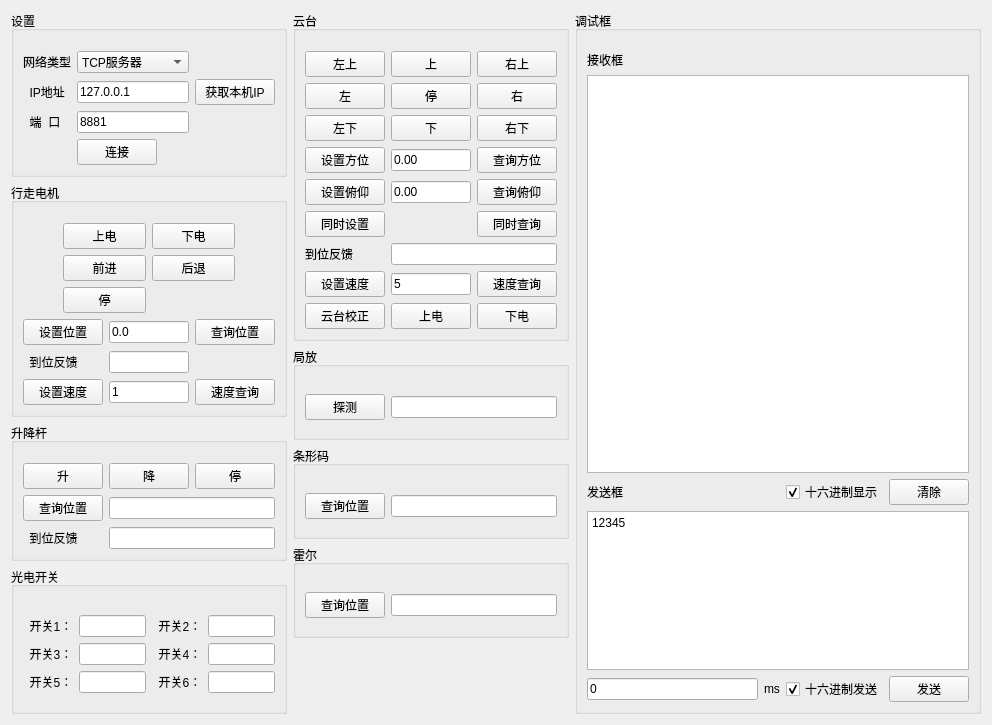
This is src/ui/ORIR_Debug_LogAnalysis_Page.ui in zhangfengqilk/ORIR_Debug_Client as Qt 5 draws it before an edit. The edited form follows.
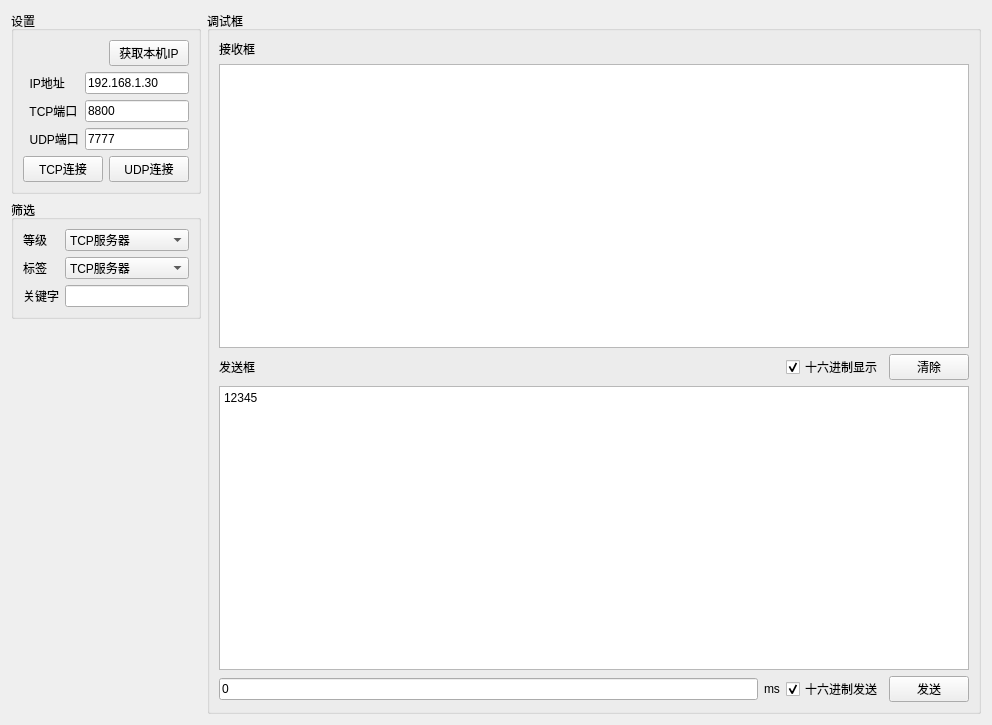
This is the edited form.

Commit message: 增加日志接收

```diff
--- a/src/ui/ORIR_Debug_LogAnalysis_Page.ui
+++ b/src/ui/ORIR_Debug_LogAnalysis_Page.ui
@@ -13,90 +13,94 @@
   <property name="windowTitle">
    <string>Form</string>
   </property>
-  <layout class="QGridLayout" name="gridLayout_23">
+  <layout class="QGridLayout" name="gridLayout_3" columnstretch="1,10">
    <item row="0" column="0">
-    <layout class="QGridLayout" name="gridLayout_22" columnstretch="1,1,20">
-     <item row="0" column="0">
+    <layout class="QVBoxLayout" name="verticalLayout">
+     <item>
       <widget class="QGroupBox" name="groupBox">
        <property name="title">
         <string>设置</string>
        </property>
        <layout class="QGridLayout" name="gridLayout_2">
-        <property name="topMargin">
-         <number>20</number>
-        </property>
         <item row="0" column="0">
+         <spacer name="horizontalSpacer">
+          <property name="orientation">
+           <enum>Qt::Horizontal</enum>
+          </property>
+          <property name="sizeHint" stdset="0">
+           <size>
+            <width>74</width>
+            <height>20</height>
+           </size>
+          </property>
+         </spacer>
+        </item>
+        <item row="0" column="1">
+         <widget class="QPushButton" name="get_local_ip_btn">
+          <property name="text">
+           <string>获取本机IP</string>
+          </property>
+         </widget>
+        </item>
+        <item row="1" column="0" colspan="2">
          <layout class="QGridLayout" name="gridLayout">
-          <item row="0" column="1" colspan="2">
-           <widget class="QComboBox" name="net_type_cbb">
-            <item>
-             <property name="text">
-              <string>TCP服务器</string>
-             </property>
-            </item>
-            <item>
-             <property name="text">
-              <string>TCP客户端</string>
-             </property>
-            </item>
-            <item>
-             <property name="text">
-              <string>UDP服务器</string>
-             </property>
-            </item>
-            <item>
-             <property name="text">
-              <string>UDP客户端</string>
-             </property>
-            </item>
-           </widget>
-          </item>
-          <item row="2" column="1" colspan="2">
-           <widget class="QLineEdit" name="port_le">
-            <property name="text">
-             <string>8881</string>
-            </property>
-           </widget>
-          </item>
-          <item row="1" column="1" colspan="2">
+          <item row="0" column="1">
            <widget class="QLineEdit" name="ip_addr_le">
             <property name="text">
-             <string>127.0.0.1</string>
+             <string>192.168.1.30</string>
             </property>
            </widget>
           </item>
           <item row="2" column="0">
-           <widget class="QLabel" name="label_5">
+           <widget class="QLabel" name="label_6">
             <property name="text">
-             <string>  端  口</string>
+             <string>  UDP端口</string>
             </property>
            </widget>
           </item>
-          <item row="3" column="1">
-           <widget class="QPushButton" name="net_connect_btn">
+          <item row="1" column="1">
+           <widget class="QLineEdit" name="tcp_port_le">
             <property name="text">
-             <string>连接</string>
+             <string>8800</string>
             </property>
            </widget>
           </item>
-          <item row="1" column="0">
+          <item row="0" column="0">
            <widget class="QLabel" name="label_4">
             <property name="text">
              <string>  IP地址</string>
             </property>
            </widget>
           </item>
-          <item row="0" column="0">
-           <widget class="QLabel" name="label_10">
+          <item row="1" column="0">
+           <widget class="QLabel" name="label_5">
             <property name="text">
-             <string>网络类型</string>
+             <string>  TCP端口</string>
             </property>
            </widget>
           </item>
-          <item row="1" column="3">
-           <widget class="QPushButton" name="get_local_ip_btn">
+          <item row="2" column="1">
+           <widget class="QLineEdit" name="udp_port_le">
             <property name="text">
-             <string>获取本机IP</string>
+             <string>7777</string>
+            </property>
+           </widget>
+          </item>
+         </layout>
+        </item>
+        <item row="2" column="0" colspan="2">
+         <layout class="QHBoxLayout" name="horizontalLayout_2">
+          <item>
+           <widget class="QPushButton" name="tcp_connect_btn">
+            <property name="text">
+             <string>TCP连接</string>
+            </property>
+           </widget>
+          </item>
+          <item>
+           <widget class="QPushButton" name="udp_connect_btn">
+            <property name="text">
+             <string>UDP连接</string>
             </property>
            </widget>
           </item>
@@ -105,651 +109,190 @@
        </layout>
       </widget>
      </item>
-     <item row="0" column="1" rowspan="2">
-      <widget class="QGroupBox" name="groupBox_2">
+     <item>
+      <widget class="QGroupBox" name="groupBox_3">
        <property name="title">
-        <string>云台</string>
+        <string>筛选</string>
        </property>
-       <layout class="QGridLayout" name="gridLayout_6">
-        <property name="topMargin">
-         <number>20</number>
-        </property>
+       <layout class="QGridLayout" name="gridLayout_5">
         <item row="0" column="0">
-         <layout class="QGridLayout" name="gridLayout_3">
-          <item row="1" column="2">
-           <widget class="QPushButton" name="ptz_stop_btn">
-            <property name="text">
-             <string>停</string>
-            </property>
-           </widget>
-          </item>
-          <item row="0" column="3">
-           <widget class="QPushButton" name="ptz_rightup_btn">
-            <property name="text">
-             <string>右上</string>
-            </property>
-           </widget>
-          </item>
-          <item row="2" column="3">
-           <widget class="QPushButton" name="ptz_rightdown_btn">
-            <property name="text">
-             <string>右下</string>
-            </property>
-           </widget>
-          </item>
-          <item row="1" column="3">
-           <widget class="QPushButton" name="ptz_right_btn">
-            <property name="text">
-             <string>右</string>
-            </property>
-           </widget>
-          </item>
-          <item row="2" column="1">
-           <widget class="QPushButton" name="ptz_leftdown_btn">
-            <property name="text">
-             <string>左下</string>
-            </property>
-           </widget>
-          </item>
-          <item row="0" column="2">
-           <widget class="QPushButton" name="ptz_up_btn">
-            <property name="text">
-             <string>上</string>
-            </property>
-           </widget>
-          </item>
-          <item row="0" column="1">
-           <widget class="QPushButton" name="ptz_leftup_btn">
-            <property name="text">
-             <string>左上</string>
-            </property>
-           </widget>
-          </item>
-          <item row="2" column="2">
-           <widget class="QPushButton" name="ptz_down_btn">
-            <property name="text">
-             <string>下</string>
-            </property>
-           </widget>
-          </item>
-          <item row="1" column="1">
-           <widget class="QPushButton" name="ptz_left_btn">
-            <property name="text">
-             <string>左</string>
-            </property>
-           </widget>
-          </item>
-         </layout>
-        </item>
-        <item row="2" column="0">
          <layout class="QGridLayout" name="gridLayout_4">
+          <item row="0" column="0">
+           <widget class="QLabel" name="label">
+            <property name="text">
+             <string>等级</string>
+            </property>
+           </widget>
+          </item>
+          <item row="0" column="1">
+           <widget class="QComboBox" name="net_type_cbb_2">
+            <item>
+             <property name="text">
+              <string>TCP服务器</string>
+             </property>
+            </item>
+            <item>
+             <property name="text">
+              <string>TCP客户端</string>
+             </property>
+            </item>
+            <item>
+             <property name="text">
+              <string>UDP服务器</string>
+             </property>
+            </item>
+            <item>
+             <property name="text">
+              <string>UDP客户端</string>
+             </property>
+            </item>
+           </widget>
+          </item>
+          <item row="1" column="0">
+           <widget class="QLabel" name="label_16">
+            <property name="text">
+             <string>标签</string>
+            </property>
+           </widget>
+          </item>
           <item row="1" column="1">
-           <widget class="QLineEdit" name="ptz_velocity_le">
-            <property name="text">
-             <string>5</string>
-            </property>
-           </widget>
-          </item>
-          <item row="1" column="0">
-           <widget class="QPushButton" name="ptz_set_velocity_btn">
-            <property name="text">
-             <string>设置速度</string>
-            </property>
-           </widget>
-          </item>
-          <item row="1" column="2">
-           <widget class="QPushButton" name="ptz_query_velocity_btn">
-            <property name="text">
-             <string>速度查询</string>
-            </property>
+           <widget class="QComboBox" name="net_type_cbb_3">
+            <item>
+             <property name="text">
+              <string>TCP服务器</string>
+             </property>
+            </item>
+            <item>
+             <property name="text">
+              <string>TCP客户端</string>
+             </property>
+            </item>
+            <item>
+             <property name="text">
+              <string>UDP服务器</string>
+             </property>
+            </item>
+            <item>
+             <property name="text">
+              <string>UDP客户端</string>
+             </property>
+            </item>
            </widget>
           </item>
           <item row="2" column="0">
-           <widget class="QPushButton" name="ptz_set_zero_position_btn">
+           <widget class="QLabel" name="label_17">
             <property name="text">
-             <string>云台校正</string>
-            </property>
-           </widget>
-          </item>
-          <item row="0" column="0">
-           <widget class="QLabel" name="label_2">
-            <property name="text">
-             <string>到位反馈</string>
+             <string>关键字</string>
             </property>
            </widget>
           </item>
           <item row="2" column="1">
-           <widget class="QPushButton" name="ptz_poweron_btn">
-            <property name="text">
-             <string>上电</string>
-            </property>
-           </widget>
-          </item>
-          <item row="2" column="2">
-           <widget class="QPushButton" name="ptz_poweroff_btn">
-            <property name="text">
-             <string>下电</string>
-            </property>
-           </widget>
-          </item>
-          <item row="0" column="1" colspan="2">
-           <widget class="QLineEdit" name="ptz_inplace_le"/>
-          </item>
-         </layout>
-        </item>
-        <item row="1" column="0">
-         <layout class="QGridLayout" name="gridLayout_5">
-          <item row="1" column="1" colspan="2">
-           <widget class="QLineEdit" name="ptz_pitching_le">
-            <property name="text">
-             <string>0.00</string>
-            </property>
-           </widget>
-          </item>
-          <item row="1" column="0">
-           <widget class="QPushButton" name="ptz_set_pitching_btn">
-            <property name="text">
-             <string>设置俯仰</string>
-            </property>
-           </widget>
-          </item>
-          <item row="0" column="0">
-           <widget class="QPushButton" name="ptz_set_bearing_btn">
-            <property name="text">
-             <string>设置方位</string>
-            </property>
-           </widget>
-          </item>
-          <item row="0" column="1" colspan="2">
-           <widget class="QLineEdit" name="ptz_bearing_le">
-            <property name="text">
-             <string>0.00</string>
-            </property>
-           </widget>
-          </item>
-          <item row="0" column="3">
-           <widget class="QPushButton" name="ptz_query_bearing_btn">
-            <property name="text">
-             <string>查询方位</string>
-            </property>
-           </widget>
-          </item>
-          <item row="1" column="3">
-           <widget class="QPushButton" name="ptz_query_pitching_btn">
-            <property name="text">
-             <string>查询俯仰</string>
-            </property>
-           </widget>
-          </item>
-          <item row="2" column="0">
-           <widget class="QPushButton" name="ptz_set_bearing_pitching_btn">
-            <property name="text">
-             <string>同时设置</string>
-            </property>
-           </widget>
-          </item>
-          <item row="2" column="3">
-           <widget class="QPushButton" name="ptz_query_bearing_pitching_btn">
-            <property name="text">
-             <string>同时查询</string>
-            </property>
-           </widget>
+           <widget class="QLineEdit" name="lifter_pos_le_2"/>
           </item>
          </layout>
         </item>
        </layout>
       </widget>
      </item>
-     <item row="0" column="2" rowspan="6">
-      <widget class="QGroupBox" name="groupBox_11">
-       <property name="title">
-        <string>调试框</string>
-       </property>
-       <layout class="QGridLayout" name="gridLayout_21" rowstretch="0,5,0,2,0" columnstretch="0,0,0,0">
-        <property name="leftMargin">
-         <number>9</number>
+    </layout>
+   </item>
+   <item row="0" column="1" rowspan="2">
+    <widget class="QGroupBox" name="groupBox_11">
+     <property name="title">
+      <string>调试框</string>
+     </property>
+     <layout class="QGridLayout" name="gridLayout_6">
+      <item row="0" column="0">
+       <widget class="QLabel" name="label_14">
+        <property name="text">
+         <string>接收框</string>
         </property>
-        <property name="topMargin">
-         <number>20</number>
+       </widget>
+      </item>
+      <item row="2" column="0">
+       <widget class="QLabel" name="label_13">
+        <property name="text">
+         <string>发送框</string>
         </property>
-        <item row="1" column="0" colspan="4">
-         <widget class="QTextEdit" name="runinfo_te"/>
-        </item>
-        <item row="4" column="0">
-         <widget class="QLineEdit" name="cycle_send_period_ms_le">
-          <property name="text">
-           <string>0</string>
-          </property>
-         </widget>
-        </item>
-        <item row="2" column="3">
-         <widget class="QPushButton" name="clear_runinfo_btn">
-          <property name="text">
-           <string>清除</string>
-          </property>
-         </widget>
-        </item>
-        <item row="4" column="3">
-         <widget class="QPushButton" name="send_debug_msg_btn">
-          <property name="text">
-           <string>发送</string>
-          </property>
-         </widget>
-        </item>
-        <item row="0" column="0">
-         <widget class="QLabel" name="label_14">
-          <property name="text">
-           <string>接收框</string>
-          </property>
-         </widget>
-        </item>
-        <item row="3" column="0" colspan="4">
-         <widget class="QTextEdit" name="send_debug_msg_te">
-          <property name="html">
-           <string>&lt;!DOCTYPE HTML PUBLIC &quot;-//W3C//DTD HTML 4.0//EN&quot; &quot;http://www.w3.org/TR/REC-html40/strict.dtd&quot;&gt;
+       </widget>
+      </item>
+      <item row="2" column="2">
+       <widget class="QCheckBox" name="is_show_as_hex_cb">
+        <property name="text">
+         <string>十六进制显示</string>
+        </property>
+        <property name="checked">
+         <bool>true</bool>
+        </property>
+       </widget>
+      </item>
+      <item row="2" column="3">
+       <widget class="QPushButton" name="clear_runinfo_btn">
+        <property name="text">
+         <string>清除</string>
+        </property>
+       </widget>
+      </item>
+      <item row="3" column="0" colspan="4">
+       <widget class="QTextEdit" name="send_debug_msg_te">
+        <property name="html">
+         <string>&lt;!DOCTYPE HTML PUBLIC &quot;-//W3C//DTD HTML 4.0//EN&quot; &quot;http://www.w3.org/TR/REC-html40/strict.dtd&quot;&gt;
 &lt;html&gt;&lt;head&gt;&lt;meta name=&quot;qrichtext&quot; content=&quot;1&quot; /&gt;&lt;style type=&quot;text/css&quot;&gt;
 p, li { white-space: pre-wrap; }
 &lt;/style&gt;&lt;/head&gt;&lt;body style=&quot; font-family:'SimSun'; font-size:9pt; font-weight:400; font-style:normal;&quot;&gt;
-&lt;p style=&quot; margin-top:0px; margin-bottom:0px; margin-left:0px; margin-right:0px; -qt-block-indent:0; text-indent:0px;&quot;&gt;&lt;span style=&quot; font-family:'SimSun';&quot;&gt;12345&lt;/span&gt;&lt;/p&gt;&lt;/body&gt;&lt;/html&gt;</string>
-          </property>
-         </widget>
-        </item>
-        <item row="2" column="0">
-         <widget class="QLabel" name="label_13">
-          <property name="text">
-           <string>发送框</string>
-          </property>
-         </widget>
-        </item>
-        <item row="4" column="1">
-         <widget class="QLabel" name="label_15">
-          <property name="text">
-           <string>ms</string>
-          </property>
-         </widget>
-        </item>
-        <item row="4" column="2">
-         <widget class="QCheckBox" name="send_hex_data_cb">
-          <property name="text">
-           <string>十六进制发送</string>
-          </property>
-          <property name="checked">
-           <bool>true</bool>
-          </property>
-         </widget>
-        </item>
-        <item row="2" column="2">
-         <widget class="QCheckBox" name="is_show_as_hex_cb">
-          <property name="text">
-           <string>十六进制显示</string>
-          </property>
-          <property name="checked">
-           <bool>true</bool>
-          </property>
-         </widget>
-        </item>
-       </layout>
-      </widget>
-     </item>
-     <item row="1" column="0" rowspan="2">
-      <widget class="QGroupBox" name="groupBox_3">
-       <property name="title">
-        <string>行走电机</string>
-       </property>
-       <layout class="QGridLayout" name="gridLayout_9">
-        <property name="topMargin">
-         <number>20</number>
+&lt;p style=&quot; margin-top:0px; margin-bottom:0px; margin-left:0px; margin-right:0px; -qt-block-indent:0; text-indent:0px;&quot;&gt;12345&lt;/p&gt;&lt;/body&gt;&lt;/html&gt;</string>
         </property>
-        <item row="0" column="0">
-         <layout class="QGridLayout" name="gridLayout_7">
-          <item row="2" column="1">
-           <widget class="QPushButton" name="walkmotor_forward_btn">
-            <property name="text">
-             <string>前进</string>
-            </property>
-           </widget>
-          </item>
-          <item row="0" column="1">
-           <widget class="QPushButton" name="walkmotor_poweron_btn">
-            <property name="text">
-             <string>上电</string>
-            </property>
-           </widget>
-          </item>
-          <item row="2" column="2">
-           <widget class="QPushButton" name="walkmotor_backward_btn">
-            <property name="text">
-             <string>后退</string>
-            </property>
-           </widget>
-          </item>
-          <item row="3" column="1">
-           <widget class="QPushButton" name="walkmotor_stop_btn">
-            <property name="text">
-             <string>停</string>
-            </property>
-           </widget>
-          </item>
-          <item row="0" column="2">
-           <widget class="QPushButton" name="walkmotor_poweroff_btn">
-            <property name="text">
-             <string>下电</string>
-            </property>
-           </widget>
-          </item>
-          <item row="2" column="0">
-           <spacer name="horizontalSpacer">
-            <property name="orientation">
-             <enum>Qt::Horizontal</enum>
-            </property>
-            <property name="sizeType">
-             <enum>QSizePolicy::Fixed</enum>
-            </property>
-            <property name="sizeHint" stdset="0">
-             <size>
-              <width>40</width>
-              <height>20</height>
-             </size>
-            </property>
-           </spacer>
-          </item>
-          <item row="2" column="3">
-           <spacer name="horizontalSpacer_2">
-            <property name="orientation">
-             <enum>Qt::Horizontal</enum>
-            </property>
-            <property name="sizeType">
-             <enum>QSizePolicy::Fixed</enum>
-            </property>
-            <property name="sizeHint" stdset="0">
-             <size>
-              <width>40</width>
-              <height>20</height>
-             </size>
-            </property>
-           </spacer>
-          </item>
-         </layout>
-        </item>
-        <item row="1" column="0">
-         <layout class="QGridLayout" name="gridLayout_8">
-          <item row="0" column="0">
-           <widget class="QPushButton" name="walkmotor_set_pos_btn">
-            <property name="text">
-             <string>设置位置</string>
-            </property>
-           </widget>
-          </item>
-          <item row="0" column="1">
-           <widget class="QLineEdit" name="walkmotor_pos_le">
-            <property name="text">
-             <string>0.0</string>
-            </property>
-           </widget>
-          </item>
-          <item row="0" column="2">
-           <widget class="QPushButton" name="walkmotor_query_pos_btn">
-            <property name="text">
-             <string>查询位置</string>
-            </property>
-           </widget>
-          </item>
-          <item row="1" column="0">
-           <widget class="QLabel" name="label">
-            <property name="text">
-             <string>  到位反馈</string>
-            </property>
-           </widget>
-          </item>
-          <item row="1" column="1">
-           <widget class="QLineEdit" name="walkmotor_inplace_le"/>
-          </item>
-          <item row="2" column="1">
-           <widget class="QLineEdit" name="walkmotor_velocity_le">
-            <property name="text">
-             <string>1</string>
-            </property>
-           </widget>
-          </item>
-          <item row="2" column="0">
-           <widget class="QPushButton" name="walkmotor_set_velocity_btn">
-            <property name="text">
-             <string>设置速度</string>
-            </property>
-           </widget>
-          </item>
-          <item row="2" column="2">
-           <widget class="QPushButton" name="walkmotor_query_velocity_btn">
-            <property name="text">
-             <string>速度查询</string>
-            </property>
-           </widget>
-          </item>
-         </layout>
-        </item>
-       </layout>
-      </widget>
-     </item>
-     <item row="2" column="1" rowspan="3">
-      <layout class="QGridLayout" name="gridLayout_20">
-       <item row="0" column="0">
-        <widget class="QGroupBox" name="groupBox_7">
-         <property name="title">
-          <string>局放</string>
-         </property>
-         <layout class="QGridLayout" name="gridLayout_16">
-          <property name="topMargin">
-           <number>20</number>
-          </property>
-          <item row="0" column="0">
-           <layout class="QHBoxLayout" name="horizontalLayout_2">
-            <item>
-             <widget class="QPushButton" name="partialdischarge_detect_btn">
-              <property name="text">
-               <string>探测</string>
-              </property>
-             </widget>
-            </item>
-            <item>
-             <widget class="QLineEdit" name="partialdischarge_result_le"/>
-            </item>
-           </layout>
-          </item>
-         </layout>
-        </widget>
-       </item>
-       <item row="1" column="0">
-        <widget class="QGroupBox" name="groupBox_8">
-         <property name="title">
-          <string>条形码</string>
-         </property>
-         <layout class="QGridLayout" name="gridLayout_17">
-          <property name="topMargin">
-           <number>20</number>
-          </property>
-          <item row="0" column="0">
-           <layout class="QHBoxLayout" name="horizontalLayout_3">
-            <item>
-             <widget class="QPushButton" name="barcode_query_position_btn">
-              <property name="text">
-               <string>查询位置</string>
-              </property>
-             </widget>
-            </item>
-            <item>
-             <widget class="QLineEdit" name="barcode_position_le"/>
-            </item>
-           </layout>
-          </item>
-         </layout>
-        </widget>
-       </item>
-       <item row="2" column="0">
-        <widget class="QGroupBox" name="groupBox_9">
-         <property name="title">
-          <string>霍尔</string>
-         </property>
-         <layout class="QGridLayout" name="gridLayout_18">
-          <property name="topMargin">
-           <number>20</number>
-          </property>
-          <item row="0" column="0">
-           <layout class="QHBoxLayout" name="horizontalLayout_4">
-            <item>
-             <widget class="QPushButton" name="hall_query_position_btn">
-              <property name="text">
-               <string>查询位置</string>
-              </property>
-             </widget>
-            </item>
-            <item>
-             <widget class="QLineEdit" name="hall_position_le"/>
-            </item>
-           </layout>
-          </item>
-         </layout>
-        </widget>
-       </item>
-      </layout>
-     </item>
-     <item row="3" column="0">
-      <widget class="QGroupBox" name="groupBox_4">
-       <property name="title">
-        <string>升降杆</string>
-       </property>
-       <layout class="QGridLayout" name="gridLayout_11">
-        <property name="topMargin">
-         <number>20</number>
+       </widget>
+      </item>
+      <item row="4" column="0">
+       <widget class="QLineEdit" name="cycle_send_period_ms_le">
+        <property name="text">
+         <string>0</string>
         </property>
-        <item row="0" column="0">
-         <layout class="QHBoxLayout" name="horizontalLayout">
-          <item>
-           <widget class="QPushButton" name="lifter_up_btn">
-            <property name="text">
-             <string>升</string>
-            </property>
-           </widget>
-          </item>
-          <item>
-           <widget class="QPushButton" name="lifter_down_btn">
-            <property name="text">
-             <string>降</string>
-            </property>
-           </widget>
-          </item>
-          <item>
-           <widget class="QPushButton" name="lifter_stop_btn">
-            <property name="text">
-             <string>停</string>
-            </property>
-           </widget>
-          </item>
-         </layout>
-        </item>
-        <item row="1" column="0">
-         <layout class="QGridLayout" name="gridLayout_10">
-          <item row="1" column="1">
-           <widget class="QLineEdit" name="lifter_inplace_le"/>
-          </item>
-          <item row="0" column="1">
-           <widget class="QLineEdit" name="lifter_pos_le"/>
-          </item>
-          <item row="1" column="0">
-           <widget class="QLabel" name="label_3">
-            <property name="text">
-             <string>  到位反馈</string>
-            </property>
-           </widget>
-          </item>
-          <item row="0" column="0">
-           <widget class="QPushButton" name="lifter_query_pos_btn">
-            <property name="text">
-             <string>查询位置</string>
-            </property>
-           </widget>
-          </item>
-         </layout>
-        </item>
-       </layout>
-      </widget>
-     </item>
-     <item row="4" column="0" rowspan="2">
-      <widget class="QGroupBox" name="groupBox_6">
-       <property name="title">
-        <string>光电开关</string>
-       </property>
-       <layout class="QGridLayout" name="gridLayout_15">
-        <property name="topMargin">
-         <number>20</number>
+       </widget>
+      </item>
+      <item row="4" column="1">
+       <widget class="QLabel" name="label_15">
+        <property name="text">
+         <string>ms</string>
         </property>
-        <item row="0" column="0">
-         <layout class="QGridLayout" name="gridLayout_14">
-          <item row="3" column="1">
-           <widget class="QLineEdit" name="photoelectricswitch_5_le"/>
-          </item>
-          <item row="0" column="3">
-           <widget class="QLineEdit" name="photoelectricswitch_2_le"/>
-          </item>
-          <item row="0" column="1">
-           <widget class="QLineEdit" name="photoelectricswitch_1_le"/>
-          </item>
-          <item row="2" column="0">
-           <widget class="QLabel" name="label_7">
-            <property name="text">
-             <string>  开关3：</string>
-            </property>
-           </widget>
-          </item>
-          <item row="3" column="3">
-           <widget class="QLineEdit" name="photoelectricswitch_6_le"/>
-          </item>
-          <item row="2" column="1">
-           <widget class="QLineEdit" name="photoelectricswitch_3_le"/>
-          </item>
-          <item row="2" column="3">
-           <widget class="QLineEdit" name="photoelectricswitch_4_le"/>
-          </item>
-          <item row="0" column="0">
-           <widget class="QLabel" name="label_6">
-            <property name="text">
-             <string>  开关1：</string>
-            </property>
-           </widget>
-          </item>
-          <item row="3" column="0">
-           <widget class="QLabel" name="label_8">
-            <property name="text">
-             <string>  开关5：</string>
-            </property>
-           </widget>
-          </item>
-          <item row="0" column="2">
-           <widget class="QLabel" name="label_9">
-            <property name="text">
-             <string>  开关2：</string>
-            </property>
-           </widget>
-          </item>
-          <item row="2" column="2">
-           <widget class="QLabel" name="label_12">
-            <property name="text">
-             <string>  开关4：</string>
-            </property>
-           </widget>
-          </item>
-          <item row="3" column="2">
-           <widget class="QLabel" name="label_11">
-            <property name="text">
-             <string>  开关6：</string>
-            </property>
-           </widget>
-          </item>
-         </layout>
-        </item>
-       </layout>
-      </widget>
-     </item>
-    </layout>
+       </widget>
+      </item>
+      <item row="4" column="2">
+       <widget class="QCheckBox" name="send_hex_data_cb">
+        <property name="text">
+         <string>十六进制发送</string>
+        </property>
+        <property name="checked">
+         <bool>true</bool>
+        </property>
+       </widget>
+      </item>
+      <item row="4" column="3">
+       <widget class="QPushButton" name="send_debug_msg_btn">
+        <property name="text">
+         <string>发送</string>
+        </property>
+       </widget>
+      </item>
+      <item row="1" column="0" colspan="4">
+       <widget class="QTextEdit" name="runinfo_te"/>
+      </item>
+     </layout>
+    </widget>
+   </item>
+   <item row="1" column="0">
+    <spacer name="verticalSpacer">
+     <property name="orientation">
+      <enum>Qt::Vertical</enum>
+     </property>
+     <property name="sizeHint" stdset="0">
+      <size>
+       <width>20</width>
+       <height>418</height>
+      </size>
+     </property>
+    </spacer>
    </item>
   </layout>
   <zorder></zorder>
```
Left out of the diff: 2 changed lines with no effect on the pictures. The commit also changes 8 other files.
